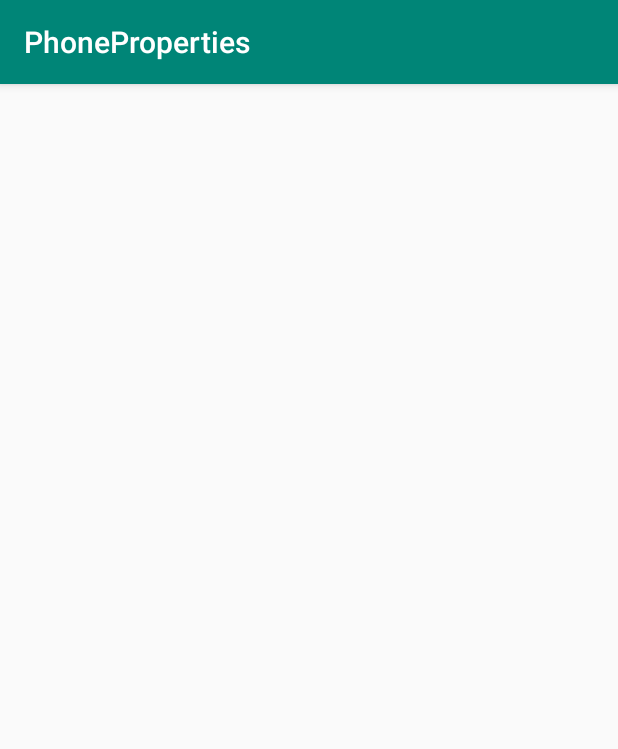
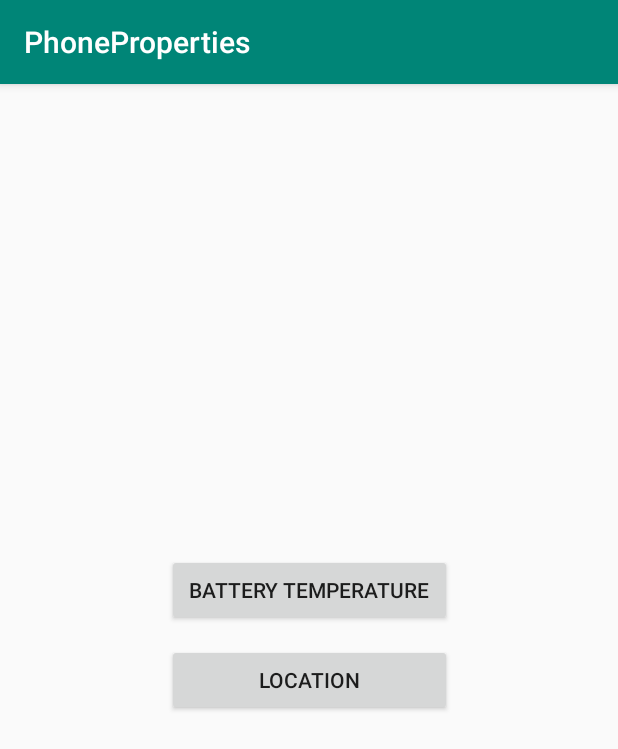
Before and after one commit to vonshick/DF2, an Android app: the screen it shows after launch (MainActivity), on a phone screen of 412 x 824 dp. Shown: the top 749 px of the screen. Run offline under Robolectric (Android 15) with nearby library versions, the phone set to English and light mode, and no system bars.

```diff
--- a/app/build.gradle
+++ b/app/build.gradle
@@ -8,7 +8,7 @@ android {
     compileSdkVersion 28
     defaultConfig {
         applicationId "com.example.phoneproperties"
-        minSdkVersion 22
+        minSdkVersion 26
         targetSdkVersion 28
         versionCode 1
         versionName "1.0"
--- a/app/src/main/java/com/example/phoneproperties/MainActivity.kt
+++ b/app/src/main/java/com/example/phoneproperties/MainActivity.kt
@@ -1,12 +1,85 @@
 package com.example.phoneproperties
 
+import android.app.Notification
+import android.app.NotificationChannel
+import android.app.NotificationManager
+import android.app.PendingIntent
+import android.content.BroadcastReceiver
+import android.content.Context
+import android.content.Intent
+import android.content.IntentFilter
+import android.graphics.Color
+import android.os.BatteryManager
 import android.support.v7.app.AppCompatActivity
 import android.os.Bundle
+import kotlinx.android.synthetic.main.acitivity_main.*
+
 
 class MainActivity : AppCompatActivity() {
 
+    private var batteryTemperature: Float = 0.0f
+
+    private var mBroadcastReceiver = object : BroadcastReceiver() {
+        override fun onReceive(context: Context, intent: Intent) {
+            batteryTemperature = intent.getIntExtra(BatteryManager.EXTRA_TEMPERATURE, 0).toFloat() / 10
+        }
+    }
+
+    private var notificationManager: NotificationManager? = null
+
+    private var appContext: Context? = null
+
     override fun onCreate(savedInstanceState: Bundle?) {
         super.onCreate(savedInstanceState)
-        setContentView(R.layout.activity_main)
+        setContentView(R.layout.acitivity_main)
+        setNotificationChannelProperties()
+        setSensorProperties()
+
+        showMapBtn.setOnClickListener {
+            temperatureTextView.setText("")
+            var intent = Intent(this, MapsActivity::class.java)
+            startActivity(intent)
+        }
+        showTemperatureBtn.setOnClickListener {
+            temperatureTextView.setText("Temperature of battery:\n" + batteryTemperature + " " + 0x00B0.toChar() + "C")
+        }
+
     }
+
+    override fun onPause(){
+        super.onPause();
+        backgroundWorkNotification()
+    }
+
+    fun setSensorProperties() {
+        appContext = applicationContext
+        val intentFilter = IntentFilter(Intent.ACTION_BATTERY_CHANGED)
+        appContext?.registerReceiver(mBroadcastReceiver, intentFilter)
+    }
+
+    fun setNotificationChannelProperties() {
+        notificationManager = getSystemService(Context.NOTIFICATION_SERVICE) as NotificationManager
+        val id = "com.example.PhoneProperties"
+        val name = "Background work"
+        val details = "Notifications displayed when app goes to the background"
+        val channel = NotificationChannel(id, name, NotificationManager.IMPORTANCE_HIGH)
+        channel.description = details
+        channel.enableLights(true)
+        channel.lightColor = Color.RED
+        channel.lockscreenVisibility = Notification.VISIBILITY_PUBLIC
+        notificationManager?.createNotificationChannel(channel)
+    }
+
+    private fun backgroundWorkNotification() {
+        val notification = Notification.Builder(this@MainActivity, "com.example.PhoneProperties")
+            .setChannelId("com.example.PhoneProperties")
+            .setContentTitle("App went to the background")
+            .setSmallIcon(android.R.drawable.ic_dialog_dialer)
+            .setAutoCancel(true)
+        val notificationIntent = Intent(this, MainActivity::class.java).addFlags(Intent.FLAG_ACTIVITY_CLEAR_TOP)
+        val pendingIntent = PendingIntent.getActivity(this, 0, notificationIntent, PendingIntent.FLAG_UPDATE_CURRENT)
+        notification.setContentIntent(pendingIntent)
+        notificationManager?.notify(123, notification.build())
+    }
+
 }
--- a/app/src/debug/res/layout/activity_main.xml
+++ b/app/src/main/res/layout/acitivity_main.xml
@@ -31,6 +31,6 @@
                 android:textColor="#000000"
                 android:textSize="16dp"
                 android:layout_width="wrap_content"
-                android:layout_height="wrap_content" android:id="@+id/textView" android:layout_marginTop="12dp"/>
+                android:layout_height="wrap_content" android:id="@+id/temperatureTextView" android:layout_marginTop="12dp"/>
     </LinearLayout>
 </android.support.constraint.ConstraintLayout>
```
